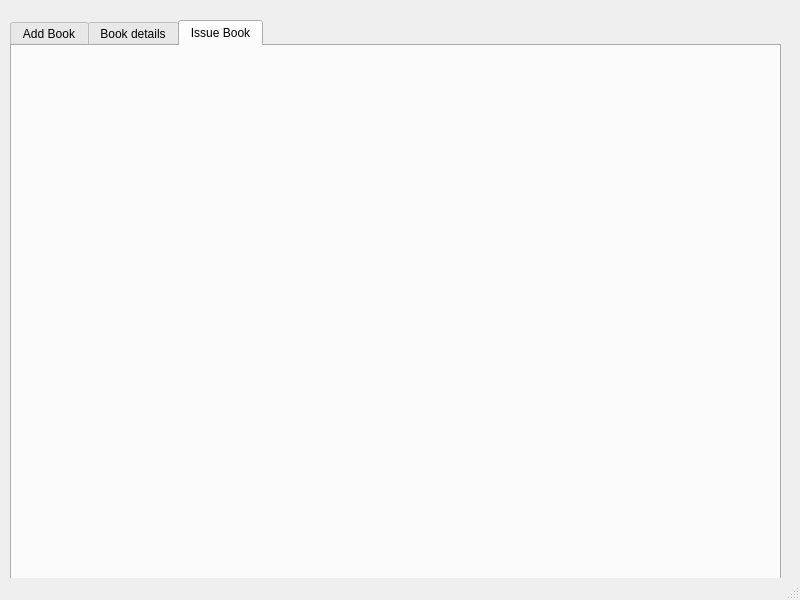
This is ui/Book Window.ui in amazinglySK/lms-400 as Qt 5 draws it before an edit. The edited form follows.
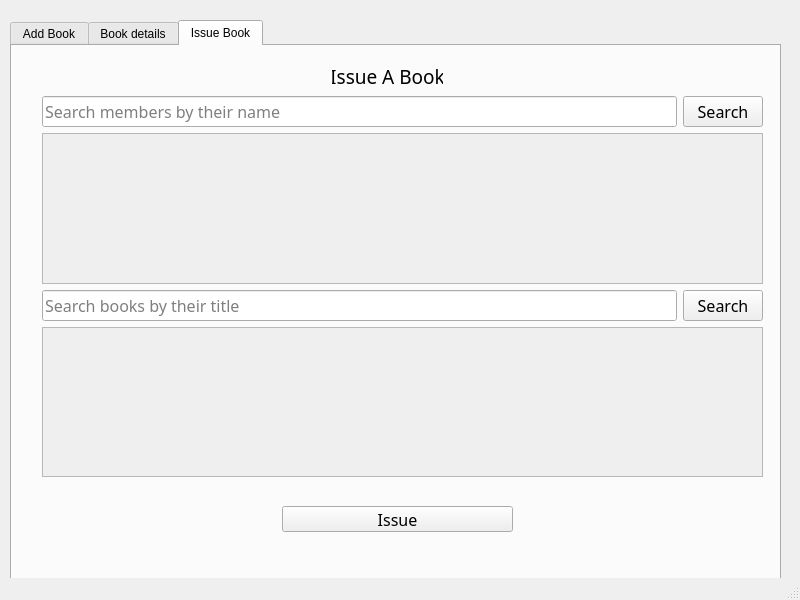
This is the edited form. The open tabs and pages were chosen to show the change.

Commit message: Search results in the issue book tab now works

Patch:
```diff
--- a/ui/Book Window.ui
+++ b/ui/Book Window.ui
@@ -319,6 +319,183 @@
      <attribute name="title">
       <string>Issue Book</string>
      </attribute>
+     <widget class="QLabel" name="label_7">
+      <property name="geometry">
+       <rect>
+        <x>320</x>
+        <y>10</y>
+        <width>111</width>
+        <height>41</height>
+       </rect>
+      </property>
+      <property name="font">
+       <font>
+        <family>Bahnschrift</family>
+        <pointsize>14</pointsize>
+       </font>
+      </property>
+      <property name="text">
+       <string>Issue A Book</string>
+      </property>
+      <property name="alignment">
+       <set>Qt::AlignCenter</set>
+      </property>
+     </widget>
+     <widget class="QWidget" name="">
+      <property name="geometry">
+       <rect>
+        <x>30</x>
+        <y>50</y>
+        <width>721</width>
+        <height>381</height>
+       </rect>
+      </property>
+      <layout class="QVBoxLayout" name="verticalLayout_4">
+       <item>
+        <layout class="QVBoxLayout" name="verticalLayout_3">
+         <item>
+          <layout class="QHBoxLayout" name="horizontalLayout_2">
+           <item>
+            <widget class="QLineEdit" name="MemberSearchBox">
+             <property name="font">
+              <font>
+               <family>Bahnschrift</family>
+               <pointsize>12</pointsize>
+              </font>
+             </property>
+             <property name="readOnly">
+              <bool>false</bool>
+             </property>
+             <property name="placeholderText">
+              <string>Search members by their name</string>
+             </property>
+            </widget>
+           </item>
+           <item>
+            <widget class="QPushButton" name="MemberSearchButton">
+             <property name="font">
+              <font>
+               <family>Bahnschrift</family>
+               <pointsize>12</pointsize>
+              </font>
+             </property>
+             <property name="text">
+              <string>Search</string>
+             </property>
+            </widget>
+           </item>
+          </layout>
+         </item>
+         <item>
+          <widget class="QScrollArea" name="MemberSearchResultBox">
+           <property name="widgetResizable">
+            <bool>true</bool>
+           </property>
+           <widget class="QWidget" name="scrollAreaWidgetContents_4">
+            <property name="geometry">
+             <rect>
+              <x>0</x>
+              <y>0</y>
+              <width>715</width>
+              <height>148</height>
+             </rect>
+            </property>
+           </widget>
+          </widget>
+         </item>
+        </layout>
+       </item>
+       <item>
+        <layout class="QVBoxLayout" name="verticalLayout_2">
+         <item>
+          <layout class="QHBoxLayout" name="horizontalLayout">
+           <item>
+            <widget class="QLineEdit" name="SearchBox">
+             <property name="font">
+              <font>
+               <family>Bahnschrift</family>
+               <pointsize>12</pointsize>
+              </font>
+             </property>
+             <property name="placeholderText">
+              <string>Search books by their title</string>
+             </property>
+            </widget>
+           </item>
+           <item>
+            <widget class="QPushButton" name="SearchButton">
+             <property name="font">
+              <font>
+               <family>Bahnschrift</family>
+               <pointsize>12</pointsize>
+              </font>
+             </property>
+             <property name="text">
+              <string>Search</string>
+             </property>
+            </widget>
+           </item>
+          </layout>
+         </item>
+         <item>
+          <widget class="QScrollArea" name="SearchResultBox">
+           <property name="widgetResizable">
+            <bool>true</bool>
+           </property>
+           <widget class="QWidget" name="scrollAreaWidgetContents_3">
+            <property name="geometry">
+             <rect>
+              <x>0</x>
+              <y>0</y>
+              <width>715</width>
+              <height>147</height>
+             </rect>
+            </property>
+           </widget>
+          </widget>
+         </item>
+        </layout>
+       </item>
+      </layout>
+     </widget>
+     <widget class="QWidget" name="">
+      <property name="geometry">
+       <rect>
+        <x>270</x>
+        <y>460</y>
+        <width>231</width>
+        <height>54</height>
+       </rect>
+      </property>
+      <layout class="QVBoxLayout" name="verticalLayout_5">
+       <item>
+        <widget class="QPushButton" name="pushButton">
+         <property name="font">
+          <font>
+           <family>Bahnschrift</family>
+           <pointsize>12</pointsize>
+          </font>
+         </property>
+         <property name="text">
+          <string>Issue</string>
+         </property>
+        </widget>
+       </item>
+       <item>
+        <widget class="QLabel" name="IssueResponseLabel">
+         <property name="font">
+          <font>
+           <family>Bahnschrift</family>
+           <pointsize>12</pointsize>
+          </font>
+         </property>
+         <property name="text">
+          <string/>
+         </property>
+        </widget>
+       </item>
+      </layout>
+     </widget>
     </widget>
    </widget>
   </widget>
```
Left out of the diff: 2 changed lines with no effect on the pictures. The commit also changes 5 other files.
